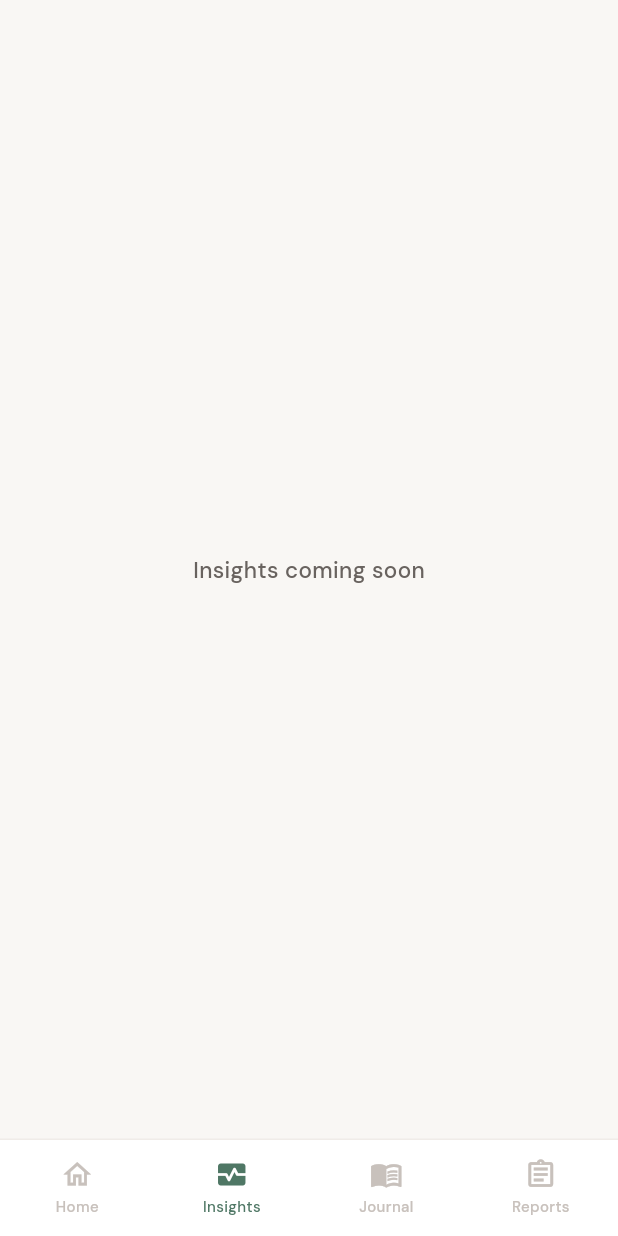
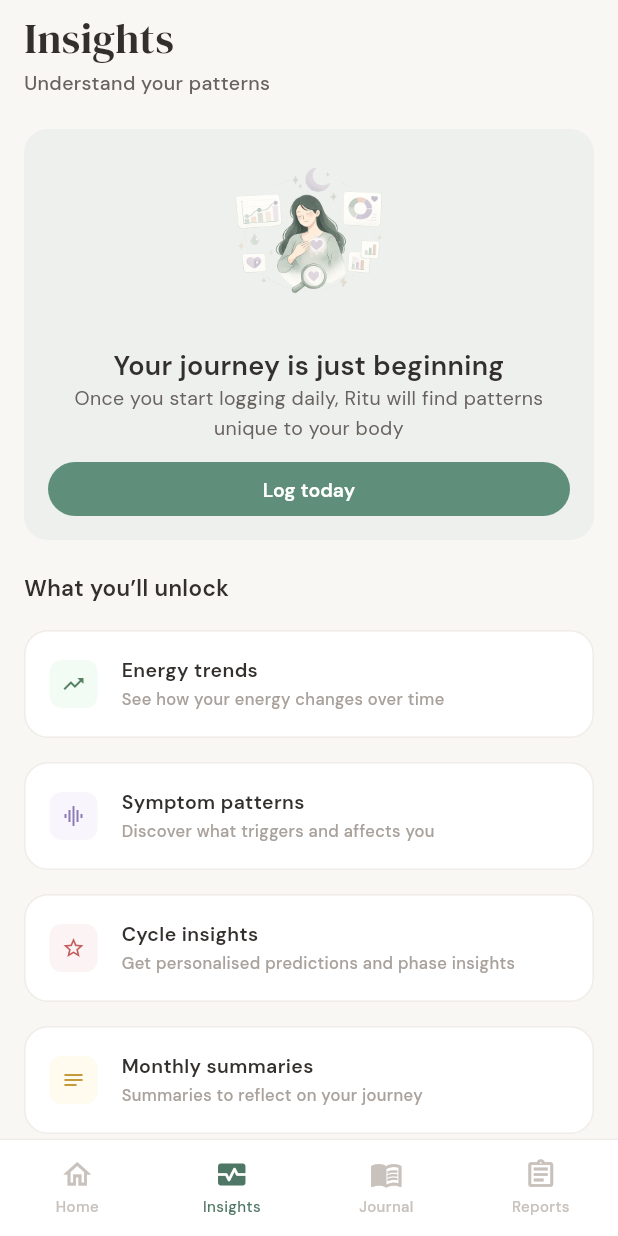
Before and after one commit to ritu-app/ritu, a Flutter app: the HomeScreen screen opened directly with empty values, item 2 of the bottom bar chosen, on a phone screen of 412 x 824 dp. Run offline on Flutter 3.47's test engine with Material 3 defaults, Android fonts, the phone set to English and light mode, and no system bars; our stand-ins replace google_fonts.

Commit message:
Initial implementation of insights tab

```diff
--- a/lib/features/home/home_screen.dart
+++ b/lib/features/home/home_screen.dart
@@ -2,6 +2,7 @@ import 'package:flutter/material.dart';
 import 'package:google_fonts/google_fonts.dart';
 
 import '../../theme/ritu_colors.dart';
+import '../insights/insights_screen.dart';
 import '../settings/settings_screen.dart';
 import '../setup/widgets/ritu_calendar.dart';
 
@@ -64,8 +65,8 @@ class _HomeScreenState extends State<HomeScreen> {
         child: Column(
           children: [
             Expanded(
-              child: _tabIndex == 0
-                  ? _HomeTab(
+              child: switch (_tabIndex) {
+                0 => _HomeTab(
                     name: widget.name,
                     daysSinceLastPeriod: widget.daysSinceLastPeriod,
                     lastPeriodLabel: widget.lastPeriodLabel,
@@ -85,8 +86,12 @@ class _HomeScreenState extends State<HomeScreen> {
                     onMonthChanged: (month) {
                       setState(() => _calendarMonth = month);
                     },
-                    )
-                  : _PlaceholderTab(label: _tabLabel(_tabIndex)),
+                  ),
+                1 => InsightsScreen(
+                    onLogToday: () => setState(() => _tabIndex = 0),
+                  ),
+                _ => _PlaceholderTab(label: _tabLabel(_tabIndex)),
+              },
             ),
             _BottomNav(
               currentIndex: _tabIndex,
--- /dev/null
+++ b/lib/features/insights/insights_screen.dart
@@ -0,0 +1,239 @@
+import 'package:flutter/material.dart';
+import 'package:google_fonts/google_fonts.dart';
+
+import '../../theme/ritu_colors.dart';
+
+/// New-user empty state for the Insights tab.
+class InsightsScreen extends StatelessWidget {
+  const InsightsScreen({
+    super.key,
+    this.onLogToday,
+  });
+
+  final VoidCallback? onLogToday;
+
+  static const _heroBackground = Color(0xFFEDF0EC);
+
+  static const _unlockItems = [
+    (
+      Icons.trending_up,
+      RituColors.fillPositiveSecondary,
+      RituColors.textPositive,
+      'Energy trends',
+      'See how your energy changes over time',
+    ),
+    (
+      Icons.graphic_eq,
+      RituColors.fillInfoSecondary,
+      RituColors.iconInfo,
+      'Symptom patterns',
+      'Discover what triggers and affects you',
+    ),
+    (
+      Icons.star_outline,
+      RituColors.fillCriticalSecondary,
+      RituColors.iconCritical,
+      'Cycle insights',
+      'Get personalised predictions and phase insights',
+    ),
+    (
+      Icons.notes_outlined,
+      RituColors.fillAttentionSecondary,
+      RituColors.iconAttention,
+      'Monthly summaries',
+      'Summaries to reflect on your journey',
+    ),
+  ];
+
+  @override
+  Widget build(BuildContext context) {
+    return ListView(
+      padding: const EdgeInsets.fromLTRB(16, 8, 16, 24),
+      children: [
+        Text(
+          'Insights',
+          style: GoogleFonts.dmSerifDisplay(
+            fontSize: 28,
+            fontWeight: FontWeight.w400,
+            height: 34 / 28,
+            color: RituColors.textPrimary,
+          ),
+        ),
+        const SizedBox(height: 4),
+        Text(
+          'Understand your patterns',
+          style: GoogleFonts.dmSans(
+            fontSize: 13,
+            fontWeight: FontWeight.w500,
+            height: 20 / 13,
+            color: RituColors.textSecondary,
+          ),
+        ),
+        const SizedBox(height: 20),
+        _HeroCard(onLogToday: onLogToday),
+        const SizedBox(height: 20),
+        Text(
+          'What you’ll unlock',
+          style: GoogleFonts.dmSans(
+            fontSize: 15,
+            fontWeight: FontWeight.w600,
+            height: 24 / 15,
+            color: RituColors.textPrimary,
+          ),
+        ),
+        const SizedBox(height: 16),
+        for (var i = 0; i < _unlockItems.length; i++) ...[
+          if (i > 0) const SizedBox(height: 16),
+          _UnlockRow(
+            icon: _unlockItems[i].$1,
+            iconBackground: _unlockItems[i].$2,
+            iconColor: _unlockItems[i].$3,
+            title: _unlockItems[i].$4,
+            subtitle: _unlockItems[i].$5,
+          ),
+        ],
+      ],
+    );
+  }
+}
+
+class _HeroCard extends StatelessWidget {
+  const _HeroCard({this.onLogToday});
+
+  final VoidCallback? onLogToday;
+
+  @override
+  Widget build(BuildContext context) {
+    return Container(
+      width: double.infinity,
+      padding: const EdgeInsets.all(16),
+      decoration: BoxDecoration(
+        color: InsightsScreen._heroBackground,
+        borderRadius: BorderRadius.circular(16),
+      ),
+      child: Column(
+        children: [
+          SizedBox(
+            width: 116,
+            height: 118,
+            child: Image.asset(
+              'assets/images/insights_journey.png',
+              fit: BoxFit.contain,
+            ),
+          ),
+          const SizedBox(height: 12),
+          Text(
+            'Your journey is just beginning',
+            textAlign: TextAlign.center,
+            style: GoogleFonts.dmSans(
+              fontSize: 18,
+              fontWeight: FontWeight.w600,
+              height: 24 / 18,
+              color: RituColors.textPrimary,
+            ),
+          ),
+          Text(
+            'Once you start logging daily, Ritu will find patterns unique to your body',
+            textAlign: TextAlign.center,
+            style: GoogleFonts.dmSans(
+              fontSize: 13,
+              fontWeight: FontWeight.w400,
+              height: 20 / 13,
+              color: RituColors.textSecondary,
+            ),
+          ),
+          const SizedBox(height: 12),
+          SizedBox(
+            width: double.infinity,
+            height: 36,
+            child: FilledButton(
+              onPressed: onLogToday,
+              style: FilledButton.styleFrom(
+                backgroundColor: RituColors.sage500,
+                foregroundColor: RituColors.white,
+                elevation: 0,
+                padding: EdgeInsets.zero,
+                shape: const StadiumBorder(),
+                textStyle: GoogleFonts.dmSans(
+                  fontSize: 13,
+                  fontWeight: FontWeight.w600,
+                  height: 20 / 13,
+                ),
+              ),
+              child: const Text('Log today'),
+            ),
+          ),
+        ],
+      ),
+    );
+  }
+}
+
+class _UnlockRow extends StatelessWidget {
+  const _UnlockRow({
+    required this.icon,
+    required this.iconBackground,
+    required this.iconColor,
+    required this.title,
+    required this.subtitle,
+  });
+
+  final IconData icon;
+  final Color iconBackground;
+  final Color iconColor;
+  final String title;
+  final String subtitle;
+
+  @override
+  Widget build(BuildContext context) {
+    return Container(
+      width: double.infinity,
+      padding: const EdgeInsets.all(16),
+      decoration: BoxDecoration(
+        color: RituColors.fillElevated,
+        borderRadius: BorderRadius.circular(16),
+        border: Border.all(color: RituColors.borderSubtle),
+      ),
+      child: Row(
+        children: [
+          Container(
+            width: 32,
+            height: 32,
+            alignment: Alignment.center,
+            decoration: BoxDecoration(
+              color: iconBackground,
+              borderRadius: BorderRadius.circular(8),
+            ),
+            child: Icon(icon, size: 16, color: iconColor),
+          ),
+          const SizedBox(width: 16),
+          Expanded(
+            child: Column(
+              crossAxisAlignment: CrossAxisAlignment.start,
+              children: [
+                Text(
+                  title,
+                  style: GoogleFonts.dmSans(
+                    fontSize: 13,
+                    fontWeight: FontWeight.w600,
+                    height: 20 / 13,
+                    color: RituColors.textPrimary,
+                  ),
+                ),
+                Text(
+                  subtitle,
+                  style: GoogleFonts.dmSans(
+                    fontSize: 11,
+                    fontWeight: FontWeight.w500,
+                    height: 18 / 11,
+                    color: RituColors.textTertiary,
+                  ),
+                ),
+              ],
+            ),
+          ),
+        ],
+      ),
+    );
+  }
+}
--- a/pubspec.yaml
+++ b/pubspec.yaml
@@ -57,6 +57,7 @@ flutter:
 
   assets:
     - assets/images/ritu_logo.png
+    - assets/images/insights_journey.png
 
   # An image asset can refer to one or more resolution-specific "variants", see
   # https://flutter.dev/to/resolution-aware-images
```
Also changed, not shown: assets/images/insights_journey.png (added), 2 other files. Lines whose indentation alone changed are shown as unchanged.
